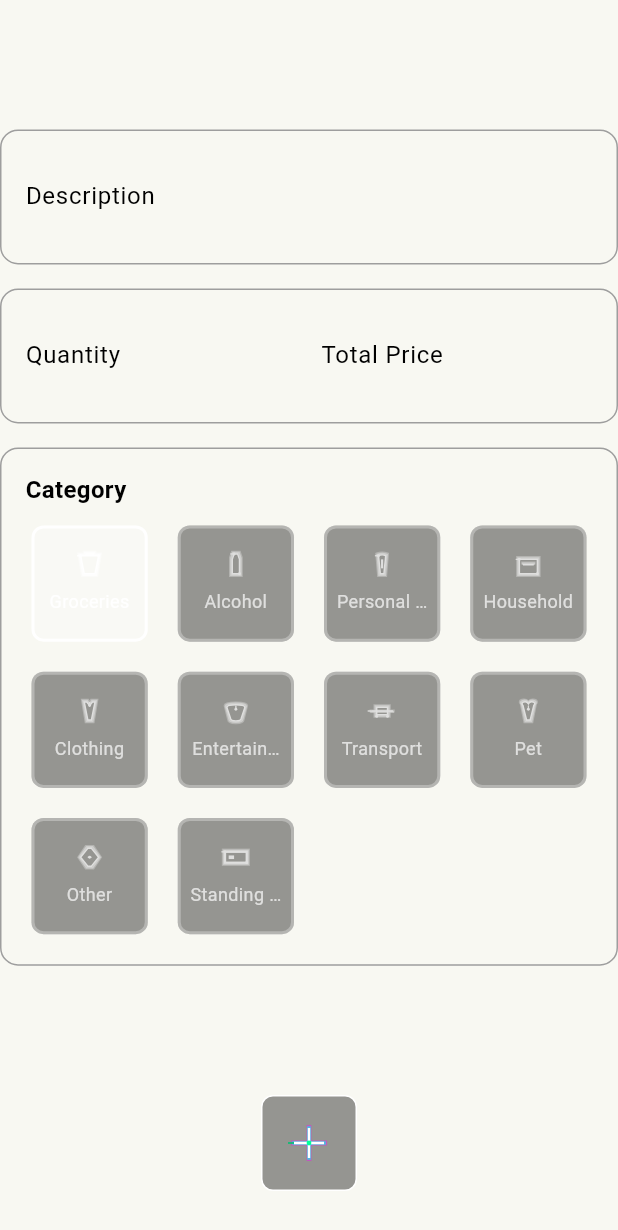
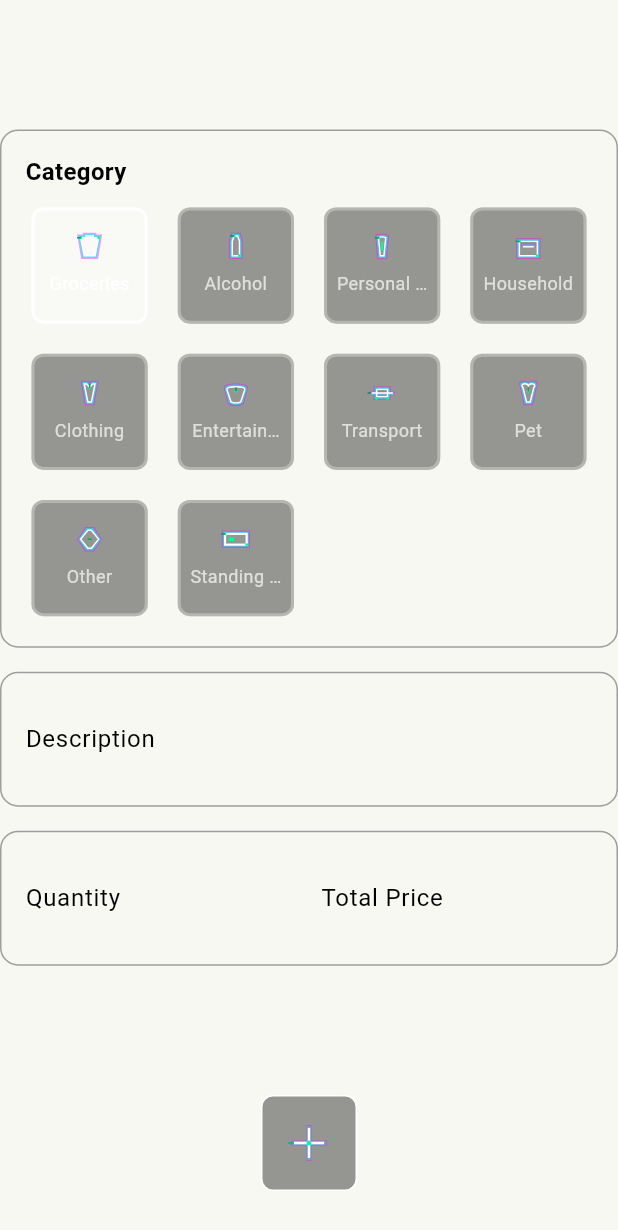
Before and after one commit to szysz3/expense_flow, a Flutter app: the AddItemView widget shown alone on an empty page, opened directly, on a phone screen of 412 x 824 dp. Shown: the top 1230 px of the screen. Run offline on Flutter 3.47's test engine with Material 3 defaults, Android fonts, the phone set to English and light mode, and no system bars; our stand-ins replace camera, dartz, dio, flutter_bloc, flutter_dotenv, flutter_svg and 5 more; generated files the repository leaves out were written again; network calls fail.

Commit message:
Small UI adjustments

```diff
--- a/expense_flow_mobile/packages/presentation/lib/screen/add_item/add_item_screen.dart
+++ b/expense_flow_mobile/packages/presentation/lib/screen/add_item/add_item_screen.dart
@@ -66,11 +66,11 @@ class _AddItemViewState extends State<AddItemView> {
                           mainAxisSize: MainAxisSize.min,
                           crossAxisAlignment: CrossAxisAlignment.stretch,
                           children: [
+                            _buildCategorySection(state),
+                            const SizedBox(height: 16),
                             _buildDescriptionSection(),
                             const SizedBox(height: 16),
                             _buildQuantityAndPriceSection(),
-                            const SizedBox(height: 16),
-                            _buildCategorySection(state),
                           ],
                         ),
                       ),
--- a/expense_flow_mobile/packages/presentation/lib/screen/add_item/widget/category_button.dart
+++ b/expense_flow_mobile/packages/presentation/lib/screen/add_item/widget/category_button.dart
@@ -45,10 +45,6 @@ class CategoryButton extends StatelessWidget {
                     icon,
                     width: 24,
                     height: 24,
-                    colorFilter: ColorFilter.mode(
-                      isSelected ? Colors.white : Colors.white.withOpacity(0.7),
-                      BlendMode.srcIn,
-                    ),
                   ),
                   Padding(
                       padding: EdgeInsets.all(4),
```
